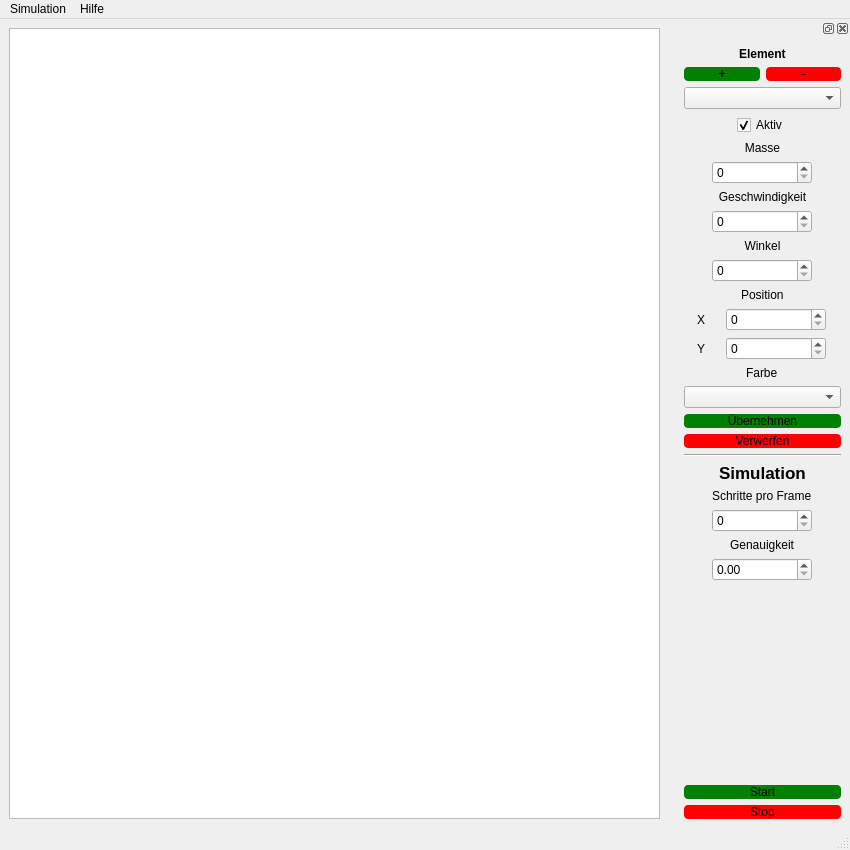
This is ui_Main_Window.ui in Corvus-XOS/Gravitationssimulation as Qt 5 draws it before an edit. The edited form follows.
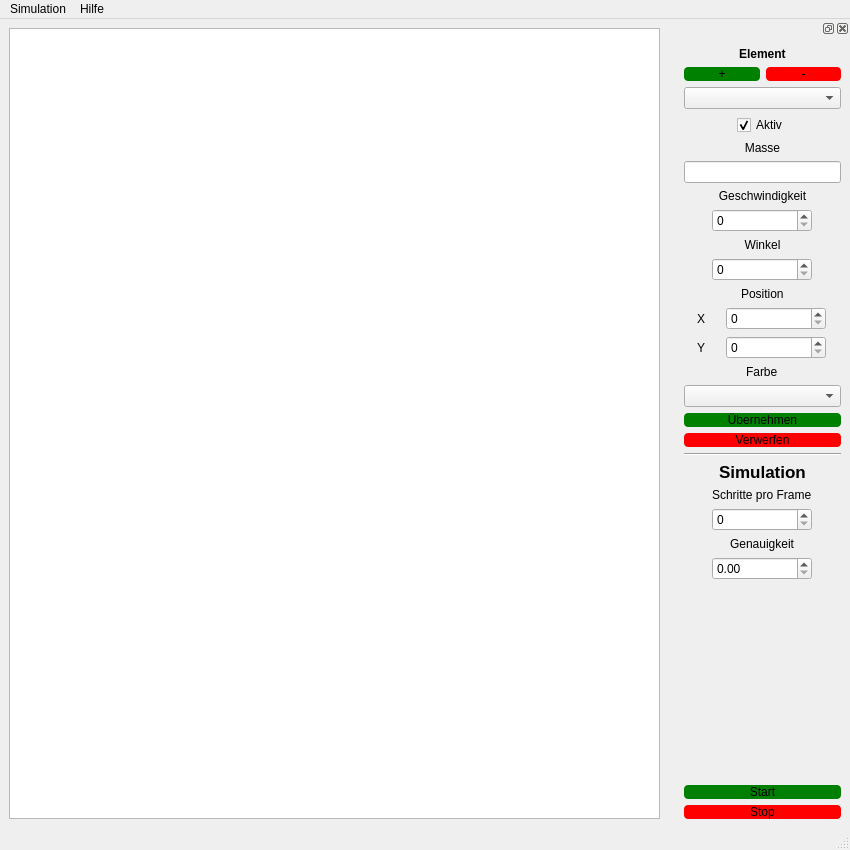
This is the edited form. Icons and pictures are not drawn.

Commit message: Masse in Ui als Textline input Festgelegt

What changed in the file:
```diff
--- a/ui_Main_Window.ui
+++ b/ui_Main_Window.ui
@@ -141,24 +141,8 @@
          </property>
         </widget>
        </item>
-       <item alignment="Qt::AlignmentFlag::AlignHCenter">
-        <widget class="QSpinBox" name="spinMass">
-         <property name="minimumSize">
-          <size>
-           <width>100</width>
-           <height>0</height>
-          </size>
-         </property>
-         <property name="maximumSize">
-          <size>
-           <width>100</width>
-           <height>16777215</height>
-          </size>
-         </property>
-         <property name="maximum">
-          <number>999</number>
-         </property>
-        </widget>
+       <item>
+        <widget class="QLineEdit" name="spinMass"/>
        </item>
        <item>
         <widget class="QLabel" name="labelVelo">
```
Left out of the diff: 2 changed lines with no effect on the pictures. The commit also changes 2 other files.
